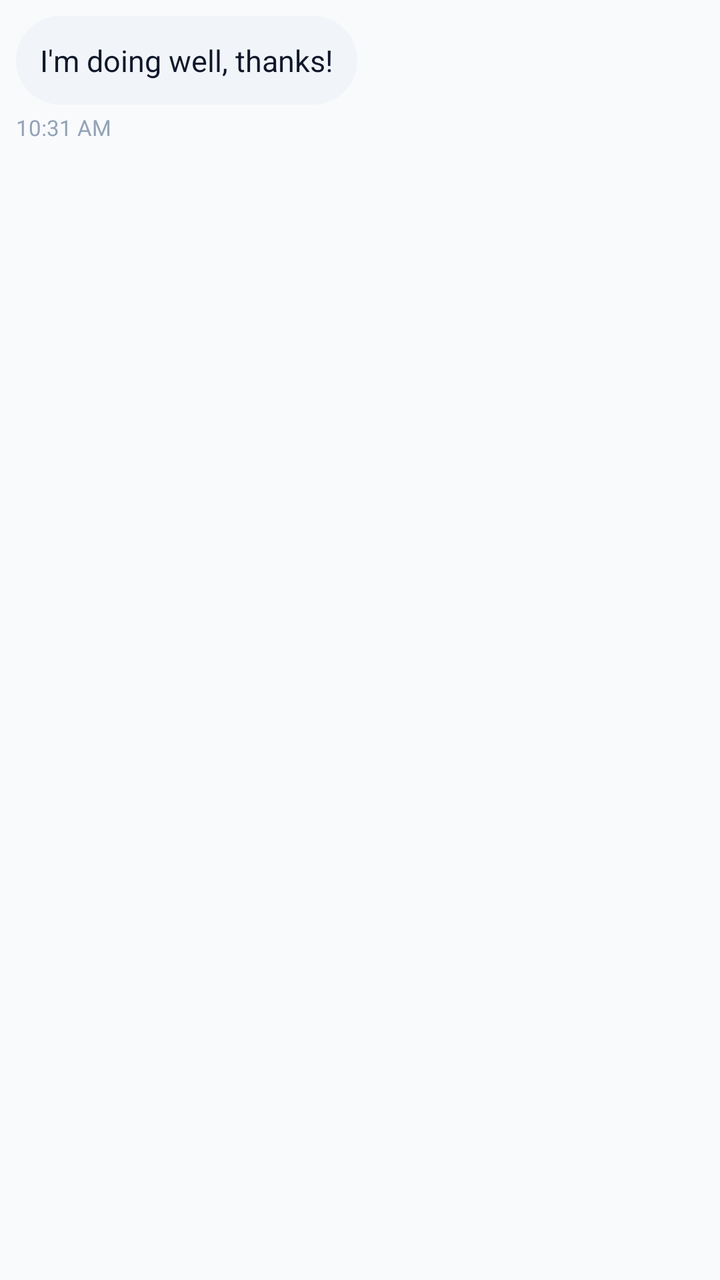
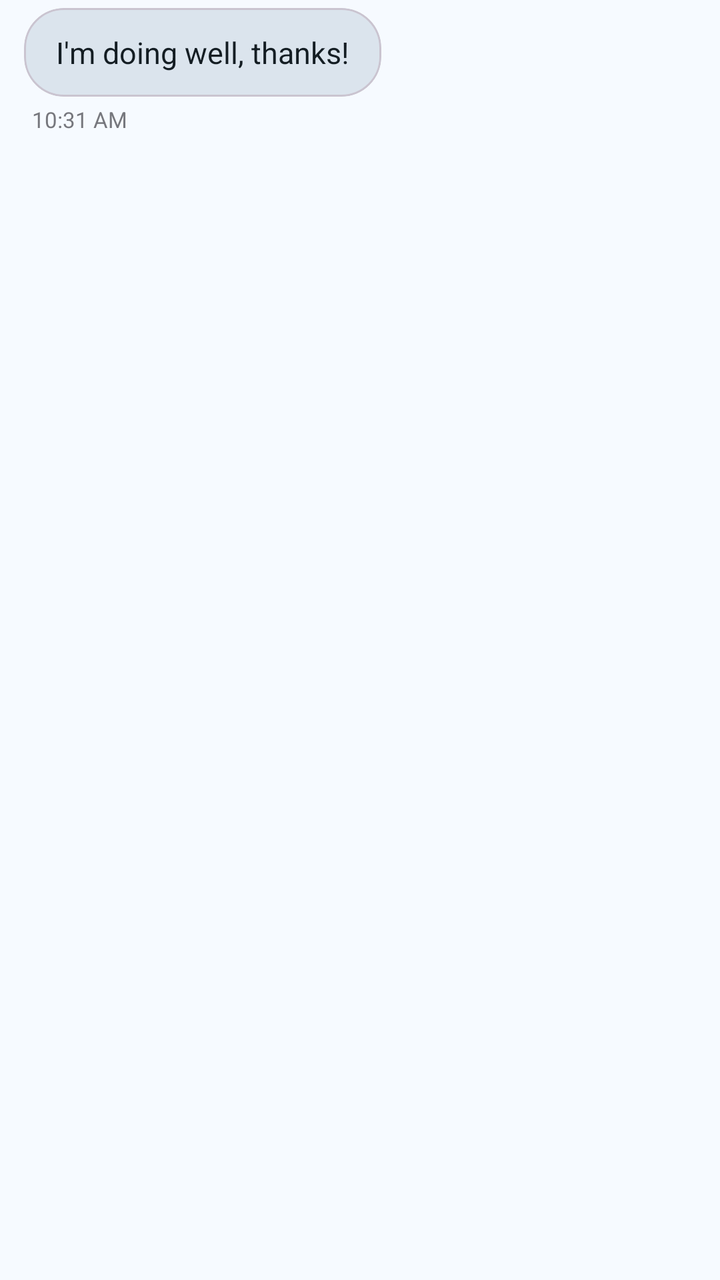

Before-and-after screenshots of an Android layout around one commit, followed by the original layout XML and the change that was made.
<!-- AndroidManifest.xml: application theme Theme.MiniJobHunt -->
<!-- res/layout/item_message_received.xml -->
<?xml version="1.0" encoding="utf-8"?>
<LinearLayout xmlns:android="http://schemas.android.com/apk/res/android"
    android:layout_width="match_parent"
    android:layout_height="wrap_content"
    android:gravity="start"
    android:orientation="vertical"
    android:padding="8dp">

    <LinearLayout
        android:layout_width="wrap_content"
        android:layout_height="wrap_content"
        android:layout_marginEnd="60dp"
        android:background="@drawable/bg_status_open"
        android:backgroundTint="@color/surface_variant"
        android:padding="12dp">

        <TextView
            android:id="@+id/txtMessage"
            android:layout_width="wrap_content"
            android:layout_height="wrap_content"
            android:text="I'm doing well, thanks!"
            android:textColor="@color/text_primary"
            android:textSize="15sp" />

    </LinearLayout>

    <TextView
        android:id="@+id/txtTime"
        android:layout_width="wrap_content"
        android:layout_height="wrap_content"
        android:layout_marginTop="4dp"
        android:text="10:31 AM"
        android:textColor="@color/text_hint"
        android:textSize="11sp" />

</LinearLayout>
<!-- resources referenced by this layout -->
<resources>
  <color name="surface_variant">#F1F5F9</color>
  <color name="text_hint">#94A3B8</color>
  <color name="text_primary">#0F172A</color>
  <!-- drawable bg_status_open (drawable) -->
  <shape xmlns:android="http://schemas.android.com/apk/res/android">
      <solid android:color="#22C55E"/>
      <corners android:radius="50dp"/>
  </shape>
  <style name="Theme.MiniJobHunt" parent="Base.Theme.MiniJobHunt" />
  <style name="Base.Theme.MiniJobHunt" parent="Theme.Material3.DayNight.NoActionBar">
          <item name="colorPrimary">@color/primary</item>
          <item name="colorOnPrimary">@color/white</item>
          <item name="colorPrimaryContainer">@color/primary_light</item>
          <item name="colorOnPrimaryContainer">@color/primary_dark</item>
  
          <item name="colorSecondary">@color/info</item>
          <item name="colorOnSecondary">@color/white</item>
  
          <item name="android:windowBackground">@color/background</item>
          <item name="android:statusBarColor">@color/background</item>
          <item name="android:windowLightStatusBar">true</item>
  
          
          <item name="textAppearanceHeadlineLarge">@style/AppText.HeadlineLarge</item>
          <item name="textAppearanceTitleMedium">@style/AppText.TitleMedium</item>
          <item name="textAppearanceBodyLarge">@style/AppText.BodyLarge</item>
      </style>
  <color name="primary">#000080</color>
  <color name="white">#FFFFFF</color>
  <color name="primary_light">#E6E6FF</color>
  <color name="primary_dark">#000066</color>
  <color name="info">#000080</color>
  <color name="background">#F8FAFC</color>
  <style name="AppText.HeadlineLarge">
          <item name="android:textSize">30sp</item>
          <item name="android:textStyle">bold</item>
          <item name="android:textColor">@color/text_primary</item>
          <item name="android:letterSpacing">-0.02</item>
      </style>
  <style name="AppText.TitleMedium">
          <item name="android:textSize">18sp</item>
          <item name="android:textStyle">bold</item>
          <item name="android:textColor">@color/text_primary</item>
      </style>
  <style name="AppText.BodyLarge">
          <item name="android:textSize">16sp</item>
          <item name="android:textColor">@color/text_secondary</item>
      </style>
  <color name="text_secondary">#475569</color>
</resources>

<!-- the commit's change to res/layout/item_message_received.xml (unified diff, before → after) -->
@@ -1,36 +1,43 @@
 <?xml version="1.0" encoding="utf-8"?>
 <LinearLayout xmlns:android="http://schemas.android.com/apk/res/android"
+    xmlns:app="http://schemas.android.com/apk/res-auto"
     android:layout_width="match_parent"
     android:layout_height="wrap_content"
     android:gravity="start"
     android:orientation="vertical"
-    android:padding="8dp">
+    android:paddingHorizontal="12dp"
+    android:paddingVertical="4dp">
 
-    <LinearLayout
+    <com.google.android.material.card.MaterialCardView
         android:layout_width="wrap_content"
         android:layout_height="wrap_content"
         android:layout_marginEnd="60dp"
-        android:background="@drawable/bg_status_open"
-        android:backgroundTint="@color/surface_variant"
-        android:padding="12dp">
+        app:cardCornerRadius="20dp"
+        app:shapeAppearanceOverlay="@style/ReceivedMessageBubble"
+        app:cardElevation="0dp"
+        app:cardBackgroundColor="@color/surface_variant">
 
         <TextView
             android:id="@+id/txtMessage"
             android:layout_width="wrap_content"
             android:layout_height="wrap_content"
+            android:paddingHorizontal="16dp"
+            android:paddingVertical="12dp"
             android:text="I'm doing well, thanks!"
             android:textColor="@color/text_primary"
-            android:textSize="15sp" />
+            android:textSize="15sp"
+            android:lineHeight="20dp" />
 
-    </LinearLayout>
+    </com.google.android.material.card.MaterialCardView>
 
     <TextView
         android:id="@+id/txtTime"
         android:layout_width="wrap_content"
         android:layout_height="wrap_content"
         android:layout_marginTop="4dp"
+        android:layout_marginStart="4dp"
         android:text="10:31 AM"
-        android:textColor="@color/text_hint"
+        android:textColor="@color/text_muted"
         android:textSize="11sp" />
 
 </LinearLayout>
<!-- resource entries referenced after the edit -->
@@ -1,21 +1,20 @@
 <!-- resources referenced by this layout -->
 <resources>
-  <color name="surface_variant">#F1F5F9</color>
-  <color name="text_hint">#94A3B8</color>
-  <color name="text_primary">#0F172A</color>
-  <!-- drawable bg_status_open (drawable) -->
-  <shape xmlns:android="http://schemas.android.com/apk/res/android">
-      <solid android:color="#22C55E"/>
-      <corners android:radius="50dp"/>
-  </shape>
+  <color name="surface_variant">#dbe4ed</color>
+  <color name="text_muted">#76777d</color>
+  <color name="text_primary">#141d23</color>
+  <style name="ReceivedMessageBubble" parent="">
+          <item name="cornerSize">20dp</item>
+          <item name="cornerSizeTopLeft">0dp</item>
+      </style>
   <style name="Theme.MiniJobHunt" parent="Base.Theme.MiniJobHunt" />
   <style name="Base.Theme.MiniJobHunt" parent="Theme.Material3.DayNight.NoActionBar">
           <item name="colorPrimary">@color/primary</item>
           <item name="colorOnPrimary">@color/white</item>
-          <item name="colorPrimaryContainer">@color/primary_light</item>
-          <item name="colorOnPrimaryContainer">@color/primary_dark</item>
+          <item name="colorPrimaryContainer">@color/primary_container</item>
+          <item name="colorOnPrimaryContainer">@color/on_primary_container</item>
   
-          <item name="colorSecondary">@color/info</item>
+          <item name="colorSecondary">@color/secondary</item>
           <item name="colorOnSecondary">@color/white</item>
   
           <item name="android:windowBackground">@color/background</item>
@@ -26,15 +25,16 @@
           <item name="textAppearanceHeadlineLarge">@style/AppText.HeadlineLarge</item>
           <item name="textAppearanceTitleMedium">@style/AppText.TitleMedium</item>
           <item name="textAppearanceBodyLarge">@style/AppText.BodyLarge</item>
+          <item name="textAppearanceLabelMedium">@style/AppText.LabelMedium</item>
       </style>
-  <color name="primary">#000080</color>
+  <color name="primary">#050e21</color>
   <color name="white">#FFFFFF</color>
-  <color name="primary_light">#E6E6FF</color>
-  <color name="primary_dark">#000066</color>
-  <color name="info">#000080</color>
-  <color name="background">#F8FAFC</color>
+  <color name="primary_container">#1b2437</color>
+  <color name="on_primary_container">#828ba2</color>
+  <color name="secondary">#5c5f60</color>
+  <color name="background">#f6faff</color>
   <style name="AppText.HeadlineLarge">
-          <item name="android:textSize">30sp</item>
+          <item name="android:textSize">24sp</item>
           <item name="android:textStyle">bold</item>
           <item name="android:textColor">@color/text_primary</item>
           <item name="android:letterSpacing">-0.02</item>
@@ -48,6 +48,12 @@
           <item name="android:textSize">16sp</item>
           <item name="android:textColor">@color/text_secondary</item>
       </style>
-  <color name="text_secondary">#475569</color>
+  <style name="AppText.LabelMedium">
+          <item name="android:textSize">12sp</item>
+          <item name="android:textStyle">bold</item>
+          <item name="android:textColor">@color/text_muted</item>
+          <item name="android:letterSpacing">0.01</item>
+      </style>
+  <color name="text_secondary">#45474c</color>
 </resources>
 
